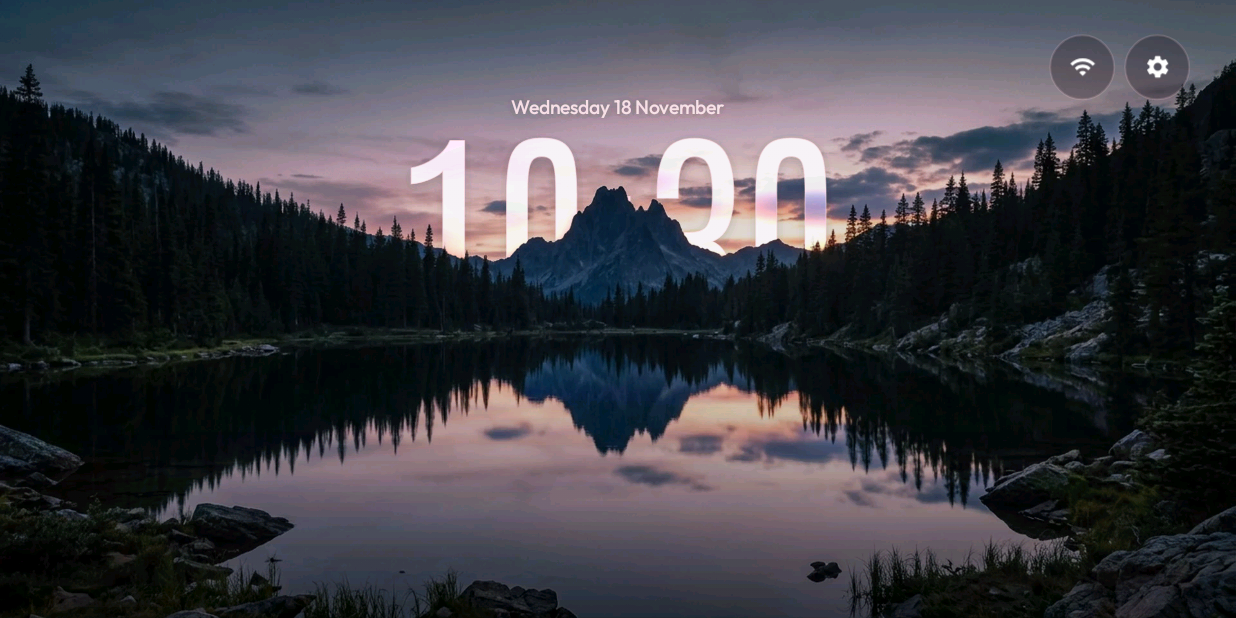
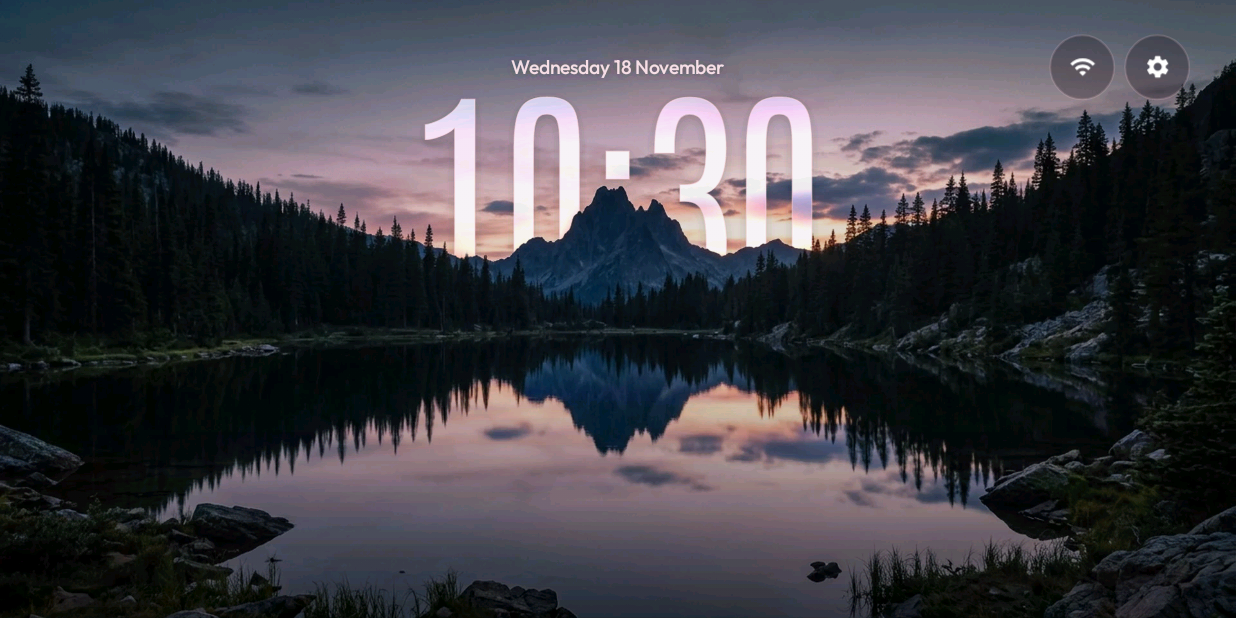
Before and after one commit to RookMeister/CleanMySaluteTV, an Android app: the MainActivity screen opened directly, with no data from a screen before it, on a phone screen of 824 x 412 dp (held sideways). Run offline under Robolectric (Android 15) with nearby library versions, the phone set to English and light mode, and no system bars; pictures from the network do not load.

```diff
--- a/launcher/app/src/main/java/com/rookmeister/cleanmysalutetv/SceneRenderer.java
+++ b/launcher/app/src/main/java/com/rookmeister/cleanmysalutetv/SceneRenderer.java
@@ -76,7 +76,7 @@ final class SceneRenderer {
                 // The clock alone on a transparent layer, over the wallpaper or the background colour.
                 out = Bitmap.createBitmap(width, height, Bitmap.Config.ARGB_8888);
                 Canvas c = new Canvas(out);
-                float[] clock = drawClock(c, s, null, time, width, height, limit, header, where, captionWidth(caption, height));
+                float[] clock = drawClock(c, s, null, null, time, width, height, limit, header, where, captionWidth(caption, height));
                 if (caption != null) drawCaption(c, s, caption, clock[0], clock[1], clock[2], where, width, height);
                 return out;
             }
@@ -91,11 +91,12 @@ final class SceneRenderer {
 
             // The glass is a blur: half size is plenty, and a quarter of the memory.
             glass = decode(s.id + "-glass.jpg", 2, Bitmap.Config.RGB_565);
-            float[] clock = drawClock(c, s, glass, time, width, height, limit, header, where, captionWidth(caption, height));
+            // the cut-out first: the clock reads from it how far its hills and trees come up (behindScale)
+            if (s.cutout) cutout = decode(s.id + "-fg.webp", 1, Bitmap.Config.ARGB_8888);
+            float[] clock = drawClock(c, s, glass, cutout, time, width, height, limit, header, where, captionWidth(caption, height));
             if (glass != null) { glass.recycle(); glass = null; }
 
             if (s.cutout) {
-                cutout = decode(s.id + "-fg.webp", 1, Bitmap.Config.ARGB_8888);
                 if (cutout != null) {
                     Paint p = new Paint(Paint.FILTER_BITMAP_FLAG);
                     p.setColorFilter(brightness(s.photoBrightness));
@@ -123,8 +124,8 @@ final class SceneRenderer {
     }
 
     /** @return the clock's line-box top and the left and right edges of its ink, for the date line over it */
-    private float[] drawClock(Canvas c, Scenes.Scene s, Bitmap glass, String time, int width, int height, float limit,
-                              float[] header, String where, float captionW) {
+    private float[] drawClock(Canvas c, Scenes.Scene s, Bitmap glass, Bitmap cutout, String time, int width, int height,
+                              float limit, float[] header, String where, float captionW) {
         Paint text = new Paint(Paint.ANTI_ALIAS_FLAG | Paint.SUBPIXEL_TEXT_FLAG);
         text.setTypeface(font);
         text.setLetterSpacing(Scenes.LETTER_SPACING);
@@ -139,9 +140,9 @@ final class SceneRenderer {
             text.setTextAlign(Paint.Align.CENTER);
             x = width / 2f;
         }
-        float top = Scenes.CLOCK_TOP * height;
+        float top = s.top * height;
         // The digits' ink ends about 0.92 of the font size under the top of the line box (Antonio, line-height 0.82).
-        float size = Scenes.fitSize(Scenes.CLOCK_TOP, Scenes.CLOCK_SIZE, 0.92f, limit) * height;
+        float size = Scenes.fitSize(s.top, s.size, 0.92f, limit) * height;
         RectF box = new RectF();
         float baseline = place(text, time, x, top, size, box);
         if (header != null) {
@@ -149,7 +150,7 @@ final class SceneRenderer {
                     header[0] * width, header[1] * width, header[2] * height, 14f * height / 1080f);
             if (moved != top) {
                 top = moved;
-                size = Scenes.fitSize(top / height, Scenes.CLOCK_SIZE, 0.92f, limit) * height;
+                size = Scenes.fitSize(top / height, s.size, 0.92f, limit) * height;
                 baseline = place(text, time, x, top, size, box);
             }
             // CleanMySaluteTV: the date line over the digits too, placed as drawCaption places it; a long weather
@@ -163,9 +164,20 @@ final class SceneRenderer {
                         header[0] * width, header[1] * width, header[2] * height, 8f * unit);
                 if (lowered != top) {
                     top = lowered;
-                    size = Scenes.fitSize(top / height, Scenes.CLOCK_SIZE, 0.92f, limit) * height;
+                    size = Scenes.fitSize(top / height, s.size, 0.92f, limit) * height;
                     baseline = place(text, time, x, top, size, box);
                 }
+            }
+        }
+
+        // CleanMySaluteTV: the clock has one place in every scene, so a cut-out's hills can come up over much of the
+        // digits (Night hid about half). Smaller, from the same top, until no more than Scenes.MAX_HIDDEN is behind.
+        if (cutout != null) {
+            float horizon = horizon(cutout, width, height, box.left, box.right);
+            float k = Scenes.behindScale(top, box.top, box.bottom, horizon, Scenes.MAX_HIDDEN, Scenes.MIN_BEHIND_SCALE);
+            if (k < 1f) {
+                size *= k;
+                baseline = place(text, time, x, top, size, box);
             }
         }
 
@@ -344,6 +356,30 @@ final class SceneRenderer {
     }
 
     /** The part of the picture that covers the target's shape, centred (object-fit: cover). */
+    /**
+     * Where a cut-out starts over the span {@code x0..x1} of the screen: for columns across it, the first row from the
+     * top that is mostly opaque, and the median of those (screen pixels; {@code height} where it never is).
+     */
+    static float horizon(Bitmap cut, int width, int height, float x0, float x1) {
+        Rect src = coverRect(cut, width, height);
+        float sx = src.width() / (float) width, sy = src.height() / (float) height;
+        int n = 32;
+        float[] ys = new float[n];
+        int[] col = new int[src.height()];
+        for (int i = 0; i < n; i++) {
+            float x = x0 + (x1 - x0) * (i + 0.5f) / n;
+            int bx = Math.max(0, Math.min(cut.getWidth() - 1, Math.round(src.left + x * sx)));
+            cut.getPixels(col, 0, 1, bx, src.top, 1, src.height());
+            int y = src.height();
+            for (int j = 0; j < col.length; j++) {
+                if ((col[j] >>> 24) > 128) { y = j; break; }
+            }
+            ys[i] = y / sy;
+        }
+        java.util.Arrays.sort(ys);
+        return ys[n / 2];
+    }
+
     private static Rect coverRect(Bitmap b, int width, int height) {
         float scale = Math.max(width / (float) b.getWidth(), height / (float) b.getHeight());
         int w = Math.round(width / scale), h = Math.round(height / scale);
--- a/launcher/app/src/main/java/com/rookmeister/cleanmysalutetv/Scenes.java
+++ b/launcher/app/src/main/java/com/rookmeister/cleanmysalutetv/Scenes.java
@@ -25,10 +25,23 @@ final class Scenes {
     /** letter-spacing -0.02em. */
     static final float LETTER_SPACING = -0.02f;
 
+    /**
+     * CleanMySaluteTV: the clock's place on the photos (the scenes without a cut-out), the same in each: the date line
+     * starts 166 px down, clear of the 88 px top buttons that end at 148. Declared before the scenes are built, which
+     * read it. The scenes with a cut-out keep couch-tv's own (Builder.clock).
+     */
+    static final float CLOCK_TOP = 220f / 1080f, CLOCK_SIZE = 430f / 1080f;
+
     static final class Scene {
         final String id;
         /** assets/scenes/scene-<id>.jpg, -glass.jpg and, when {@link #cutout}, -fg.webp. */
         final boolean cutout;
+        /**
+         * Top of the clock's line box and its font size, as shares of the screen height. The scenes with a cut-out
+         * keep couch-tv's own (the hills cross the digits just so); the photos share {@link #CLOCK_TOP} and
+         * {@link #CLOCK_SIZE}.
+         */
+        final float top, size;
         /** 0 centres the clock; otherwise its left edge as a share of the screen width. */
         final float left;
         /** Picture and cut-out brightness (couch-tv .s-night .sbg: 0.86). */
@@ -56,7 +69,7 @@ final class Scenes {
         final String author;
 
         Scene(Builder b) {
-            id = b.id; cutout = b.cutout; left = b.left;
+            id = b.id; cutout = b.cutout; top = b.top; size = b.size; left = b.left;
             photoBrightness = b.photoBrightness;
             fillBrightness = b.fillBrightness; fillSaturation = b.fillSaturation; fillContrast = b.fillContrast;
             fillAlpha = b.fillAlpha; rimFill = b.rimFill; rimStroke = b.rimStroke; sheen = b.sheen;
@@ -70,7 +83,7 @@ final class Scenes {
     static final class Builder {
         final String id;
         boolean cutout = true;
-        float left = 0f;
+        float top = CLOCK_TOP, size = CLOCK_SIZE, left = 0f;
         float photoBrightness = 1f;
         float fillBrightness = 1f, fillSaturation = 1f, fillContrast = 1f, fillAlpha = 1f;
         int rimFill = 0x1AFFFFFF, rimStroke = 0x8CFFFFFF;
@@ -87,6 +100,9 @@ final class Scenes {
 
         Builder(String id) { this.id = id; }
         /** couch-tv's Classic photos: no cut-out, the glass clock over the photo, credited in a corner. */
+        /** couch-tv's clock for this scene: its line box's top and its size, px at 1080 lines. */
+        Builder clock(float topPx, float sizePx) { top = px(topPx); size = px(sizePx); return this; }
+
         Builder photo(int place, String by) {
             cutout = false; placeRes = place; author = by;
             // a soft shade at the top keeps the date and the buttons readable on bright skies
@@ -117,12 +133,12 @@ final class Scenes {
     static {
         List<Scene> all = new ArrayList<>();
         // Night: the clock behind the peak, pink glass.
-        Builder night = new Builder("night").fill(1.15f, 1.2f, 1f, 0.9f).rim(0x0FFFC8D7, 0x80FFD7E1)
+        Builder night = new Builder("night").clock(150, 400).fill(1.15f, 1.2f, 1f, 0.9f).rim(0x0FFFC8D7, 0x80FFD7E1)
                 .caption(0xEBFFE8EE, 0xC7FFE8EE, true);
         night.photoBrightness = 0.86f;
         all.add(night.build());
         // Golden hour: a little smaller, low enough for the volcano's tip to rise into the digits.
-        all.add(new Builder("golden").build());
+        all.add(new Builder("golden").clock(152, 390).build());
         // Waterline: the clock sits on the water; under the surface it shows as a softer reflection.
         Builder water = new Builder("water").shadow(0x59001428, 8, 30)
                 .shade(new int[] {0x6B000C18, 0x1F000C18, 0x00000000, 0x80001428}, new float[] {0f, 0.40f, 0.52f, 1f});
@@ -130,13 +146,13 @@ final class Scenes {
         water.water = 0.55f;
         all.add(water.build());
         // Fog: a big dark clock on the left, sinking into the misty hills.
-        Builder fog = new Builder("fog").fill(0.46f, 0.8f, 1.1f, 0.8f).rim(0x00000000, 0x99FFFFFF)
+        Builder fog = new Builder("fog").clock(172, 470).fill(0.46f, 0.8f, 1.1f, 0.8f).rim(0x00000000, 0x99FFFFFF)
                 .shadow(0, 0, 0).caption(0xFF16201D, 0xB816201D, false);
         fog.left = 96f / 1920f;
         fog.sheen = false;
         all.add(fog.build());
         // Rainforest dawn: warm light at the top.
-        all.add(new Builder("dawn").shadow(0x4D3C1E0A, 8, 34)
+        all.add(new Builder("dawn").clock(230, 400).shadow(0x4D3C1E0A, 8, 34)
                 .shade(new int[] {0x6B321C0C, 0x00321C0C}, new float[] {0f, 0.55f}).build());
         // couch-tv's free photos (tv-home/web/backgrounds/CREDITS.md), in its order: the clock in glass over them.
         all.add(new Builder("pavement").photo(R.string.scene_pavement, "JJ Harrison").build());
@@ -155,8 +171,10 @@ final class Scenes {
 
     /** "left", "center" or "right" for this scene: {@code position} unless it is auto or unknown. */
     static String placement(Scene s, String position) {
+        // CleanMySaluteTV: a scene with a cut-out keeps couch-tv's own place (the clock goes behind its hills just
+        // there; Fog's on the left); the owner's choice moves the clock on the photos only, auto being the middle.
+        if (s.cutout) return s.left > 0f ? POS_LEFT : POS_CENTER;
         if (POS_LEFT.equals(position) || POS_CENTER.equals(position) || POS_RIGHT.equals(position)) return position;
-        // CleanMySaluteTV: auto is the middle in every scene, so the clock never moves when the scene changes.
         return POS_CENTER;
     }
 
@@ -165,12 +183,6 @@ final class Scenes {
         return POS_LEFT;
     }
 
-    /**
-     * CleanMySaluteTV: one place for the clock in every scene, the owner's wish: the scenes' own heights (150 to
-     * 268 px) put the date line under the top buttons on some. The date line's top lands 166 px down, clear of the
-     * 88 px buttons that end at 148.
-     */
-    static final float CLOCK_TOP = px(220), CLOCK_SIZE = px(430);
 
     /** couch-tv's date line sits this far above the clock's line box (96 px over 150 at 1080 lines). */
     static final float CAPTION_ABOVE = px(54);
@@ -252,6 +264,24 @@ final class Scenes {
      * Keeps the clock's digits above the row that starts at {@code limit} (a share of the height): returns the
      * font size to use, never larger than the scene's own and never under a quarter of it.
      */
+    /** CleanMySaluteTV: at most this share of the digits may hide behind a scene's cut-out (its hills and trees). */
+    static final float MAX_HIDDEN = 0.3f;
+    /** ... and the clock shrinks for that to no less than this share of its size. */
+    static final float MIN_BEHIND_SCALE = 0.6f;
+
+    /**
+     * How much to shrink the clock, from its line-box top, so that at most {@code maxHidden} of its ink is below
+     * {@code horizon} (where the cut-out starts over the digits): 1 when it already is. The ink scales with the size
+     * from the top: {@code inkTop} and {@code inkBottom} are where it is now. Never under {@code minScale}.
+     */
+    static float behindScale(float top, float inkTop, float inkBottom, float horizon, float maxHidden, float minScale) {
+        float h = inkBottom - inkTop;
+        if (h <= 0f || inkBottom - horizon <= maxHidden * h) return 1f;
+        // top + (inkBottom - top) k  =  horizon + maxHidden (h k)
+        float k = (horizon - top) / ((inkBottom - top) - maxHidden * h);
+        return Math.max(minScale, Math.min(1f, k));
+    }
+
     static float fitSize(float top, float size, float inkBelowTop, float limit) {
         if (limit <= 0f || top + inkBelowTop * size <= limit) return size;
         float fitted = (limit - top) / inkBelowTop;
--- a/launcher/app/src/main/res/values/strings.xml
+++ b/launcher/app/src/main/res/values/strings.xml
@@ -208,7 +208,7 @@
     <string name="menu_airplay_check">Check now</string>
     <string name="menu_airplay_checking">Checking AirPlay in the background</string>
     <string name="menu_clock_position">Clock position</string>
-    <string name="menu_clock_position_sub">Where the big clock stands in the scenes</string>
+    <string name="menu_clock_position_sub">Where the big clock stands on the photos; behind-the-picture scenes keep their own place</string>
     <string name="menu_pos_auto">As the scene</string>
     <string name="menu_pos_left">Left</string>
     <string name="menu_pos_center">Centre</string>
```
Also changed, not shown: launcher/app/src/main/java/com/rookmeister/cleanmysalutetv/RemoteSettings.java (+9 -1 lines), 8 other files.
